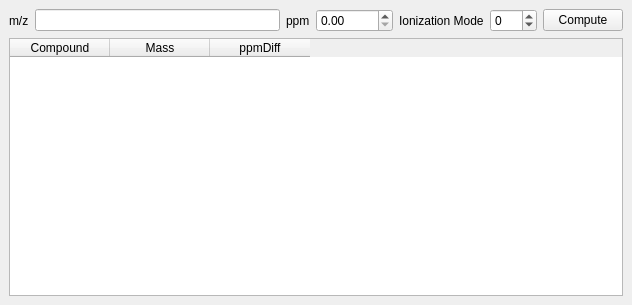
eugenemel/maven, file mzroll/forms/masscalcwidget.ui: the form before one commit.
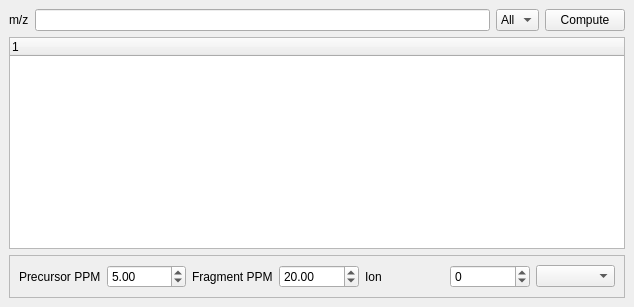
The form after the commit.

Commit message: add gui options to switch between different scoring schemas filter hits by database in mass calculator widget

Patch:
```diff
--- a/mzroll/forms/masscalcwidget.ui
+++ b/mzroll/forms/masscalcwidget.ui
@@ -6,8 +6,8 @@
    <rect>
     <x>0</x>
     <y>0</y>
-    <width>632</width>
-    <height>305</height>
+    <width>634</width>
+    <height>307</height>
    </rect>
   </property>
   <property name="sizePolicy">
@@ -34,40 +34,12 @@
        <widget class="QLineEdit" name="lineEdit"/>
       </item>
       <item>
-       <widget class="QLabel" name="label_3">
-        <property name="layoutDirection">
-         <enum>Qt::RightToLeft</enum>
-        </property>
-        <property name="text">
-         <string>ppm</string>
-        </property>
-       </widget>
-      </item>
-      <item>
-       <widget class="QDoubleSpinBox" name="maxppmdiff">
-        <property name="maximum">
-         <double>10000.000000000000000</double>
-        </property>
-       </widget>
-      </item>
-      <item>
-       <widget class="QLabel" name="label_2">
-        <property name="layoutDirection">
-         <enum>Qt::RightToLeft</enum>
-        </property>
-        <property name="text">
-         <string>Ionization Mode</string>
-        </property>
-       </widget>
-      </item>
-      <item>
-       <widget class="QDoubleSpinBox" name="ionization">
-        <property name="decimals">
-         <number>0</number>
-        </property>
-        <property name="minimum">
-         <double>-99.000000000000000</double>
-        </property>
+       <widget class="QComboBox" name="databaseSelect">
+        <item>
+         <property name="text">
+          <string>All</string>
+         </property>
+        </item>
        </widget>
       </item>
       <item>
@@ -80,53 +52,97 @@
      </layout>
     </item>
     <item>
-     <widget class="QTableWidget" name="mTable">
-      <property name="sizePolicy">
-       <sizepolicy hsizetype="Expanding" vsizetype="Expanding">
-        <horstretch>0</horstretch>
-        <verstretch>0</verstretch>
-       </sizepolicy>
-      </property>
-      <property name="minimumSize">
-       <size>
-        <width>0</width>
-        <height>0</height>
-       </size>
-      </property>
-      <property name="editTriggers">
-       <set>QAbstractItemView::NoEditTriggers</set>
-      </property>
-      <property name="alternatingRowColors">
-       <bool>false</bool>
-      </property>
-      <property name="sortingEnabled">
-       <bool>true</bool>
-      </property>
-      <attribute name="horizontalHeaderStretchLastSection">
-       <bool>false</bool>
-      </attribute>
-      <attribute name="verticalHeaderStretchLastSection">
-       <bool>false</bool>
-      </attribute>
+     <widget class="QTreeWidget" name="treeWidget">
       <column>
        <property name="text">
-        <string>Compound</string>
-       </property>
-      </column>
-      <column>
-       <property name="text">
-        <string>Mass</string>
-       </property>
-      </column>
-      <column>
-       <property name="text">
-        <string>ppmDiff</string>
+        <string notr="true">1</string>
        </property>
       </column>
      </widget>
     </item>
     <item>
-     <layout class="QHBoxLayout" name="horizontalLayout_4"/>
+     <widget class="QFrame" name="frame">
+      <property name="frameShape">
+       <enum>QFrame::StyledPanel</enum>
+      </property>
+      <property name="frameShadow">
+       <enum>QFrame::Raised</enum>
+      </property>
+      <layout class="QGridLayout" name="gridLayout">
+       <item row="0" column="4">
+        <widget class="QDoubleSpinBox" name="fragmentPPM">
+         <property name="minimum">
+          <double>0.250000000000000</double>
+         </property>
+         <property name="maximum">
+          <double>10000.000000000000000</double>
+         </property>
+         <property name="singleStep">
+          <double>0.250000000000000</double>
+         </property>
+         <property name="value">
+          <double>20.000000000000000</double>
+         </property>
+        </widget>
+       </item>
+       <item row="0" column="9">
+        <widget class="QComboBox" name="scoringSchema"/>
+       </item>
+       <item row="0" column="1">
+        <widget class="QDoubleSpinBox" name="maxppmdiff">
+         <property name="minimum">
+          <double>0.250000000000000</double>
+         </property>
+         <property name="maximum">
+          <double>10000.000000000000000</double>
+         </property>
+         <property name="singleStep">
+          <double>0.250000000000000</double>
+         </property>
+         <property name="value">
+          <double>5.000000000000000</double>
+         </property>
+        </widget>
+       </item>
+       <item row="0" column="0">
+        <widget class="QLabel" name="label_3">
+         <property name="layoutDirection">
+          <enum>Qt::RightToLeft</enum>
+         </property>
+         <property name="text">
+          <string>Precursor PPM</string>
+         </property>
+        </widget>
+       </item>
+       <item row="0" column="8">
+        <widget class="QDoubleSpinBox" name="ionization">
+         <property name="decimals">
+          <number>0</number>
+         </property>
+         <property name="minimum">
+          <double>-99.000000000000000</double>
+         </property>
+        </widget>
+       </item>
+       <item row="0" column="6">
+        <widget class="QLabel" name="label_2">
+         <property name="layoutDirection">
+          <enum>Qt::RightToLeft</enum>
+         </property>
+         <property name="text">
+          <string>Ion</string>
+         </property>
+        </widget>
+       </item>
+       <item row="0" column="3">
+        <widget class="QLabel" name="label_4">
+         <property name="text">
+          <string>Fragment PPM</string>
+         </property>
+        </widget>
+       </item>
+      </layout>
+     </widget>
     </item>
    </layout>
   </widget>
```
The commit also changes 12 other files.
